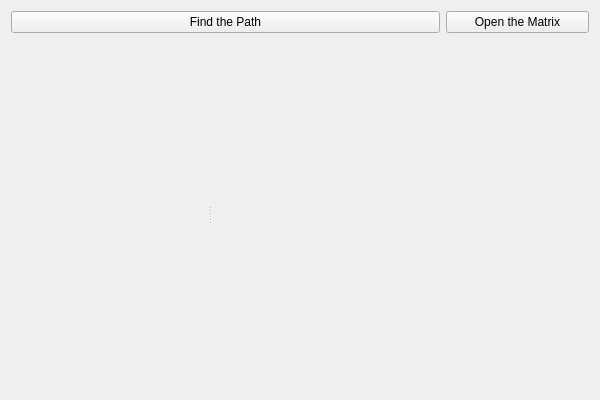
First picture: the form in Lab4_GUI/gui.ui, repository Cvelth/Comp_Simulation_Projects, before the edit.
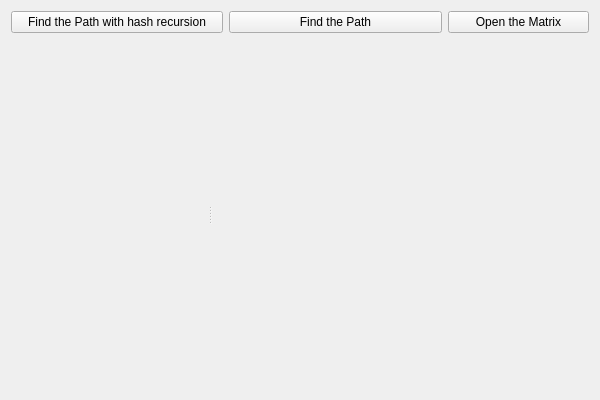
Second picture: the form after the edit.

```diff
--- a/Lab4_GUI/gui.ui
+++ b/Lab4_GUI/gui.ui
@@ -15,9 +15,16 @@
   </property>
   <layout class="QVBoxLayout" name="verticalLayout" stretch="0,1">
    <item>
-    <layout class="QHBoxLayout" name="horizontalLayout" stretch="3,1">
+    <layout class="QHBoxLayout" name="horizontalLayout" stretch="3,3,2">
      <item>
       <widget class="QPushButton" name="find">
+       <property name="text">
+        <string>Find the Path with hash recursion</string>
+       </property>
+      </widget>
+     </item>
+     <item>
+      <widget class="QPushButton" name="find2">
        <property name="text">
         <string>Find the Path</string>
        </property>
```
